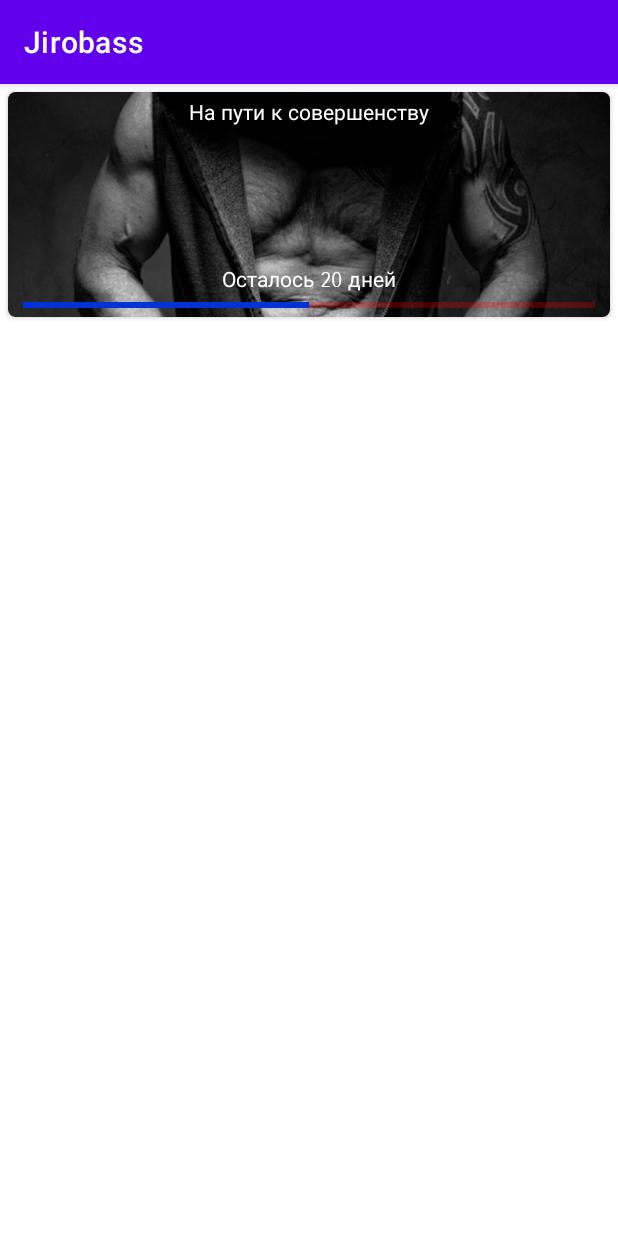
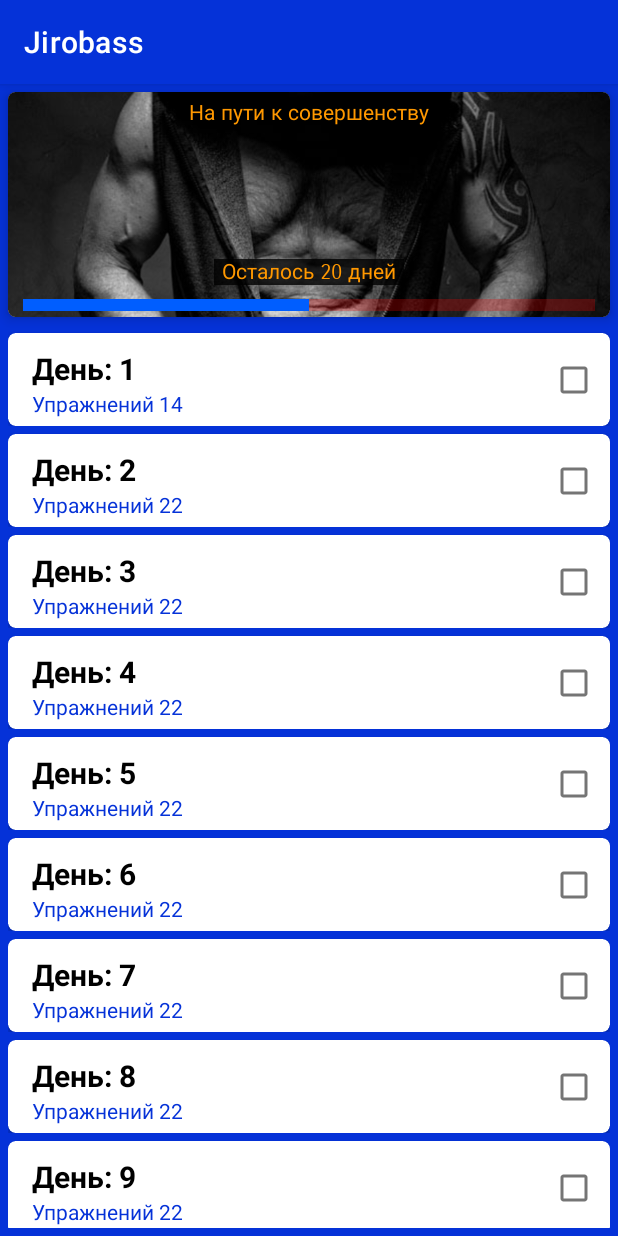
Before and after one commit to Dgryzhkov/Jirobass, an Android app: the screen it shows after launch (MainActivity), on a phone screen of 412 x 824 dp. Run offline under Robolectric (Android 15) with nearby library versions, the phone set to English and light mode, and no system bars.

Commit message:
add list Item Day

```diff
--- a/app/src/main/java/com/example/jirobass/adapters/DaysAdapter.kt
+++ b/app/src/main/java/com/example/jirobass/adapters/DaysAdapter.kt
@@ -20,7 +20,8 @@ class DaysAdapter : ListAdapter<DayModel, DaysAdapter.DayHolder>(MyComparator())
         fun setData(day: DayModel) = with(binding) {
             val name = root.context.getString(R.string.day) + " ${adapterPosition + 1}"
             tvName.text = name
-            val exCounter = day.exercises.split(",").size.toString()
+            val exCounter = root.context.getString(R.string.exercise) + " " +
+                day.exercises.split(",").size.toString()
             tvExCounter.text = exCounter
         }
     }
--- a/app/src/main/java/com/example/jirobass/fragments/DaysFragment.kt
+++ b/app/src/main/java/com/example/jirobass/fragments/DaysFragment.kt
@@ -5,8 +5,11 @@ import androidx.fragment.app.Fragment
 import android.view.LayoutInflater
 import android.view.View
 import android.view.ViewGroup
+import androidx.appcompat.app.AppCompatActivity
+import androidx.recyclerview.widget.LinearLayoutManager
 import com.example.jirobass.R
 import com.example.jirobass.adapters.DayModel
+import com.example.jirobass.adapters.DaysAdapter
 import com.example.jirobass.databinding.FragmentDaysBinding
 
 
@@ -19,6 +22,18 @@ class DaysFragment : Fragment() {
     ): View {
         binding = FragmentDaysBinding.inflate(inflater, container, false)
         return binding.root
+    }
+
+    override fun onViewCreated(view: View, savedInstanceState: Bundle?) {
+        super.onViewCreated(view, savedInstanceState)
+        initRcView()
+    }
+
+    private fun initRcView() = with(binding) {
+        val adapter = DaysAdapter()
+        rcViewDays.layoutManager = LinearLayoutManager(activity as AppCompatActivity)
+        rcViewDays.adapter = adapter
+        adapter.submitList(fillDaysArray())
     }
 
     private fun fillDaysArray(): ArrayList<DayModel> {
--- a/app/src/main/res/layout/fragment_days.xml
+++ b/app/src/main/res/layout/fragment_days.xml
@@ -4,30 +4,33 @@
     xmlns:tools="http://schemas.android.com/tools"
     android:layout_width="match_parent"
     android:layout_height="match_parent"
+    android:background="@color/blue"
     tools:context=".fragments.DaysFragment">
 
-
     <androidx.recyclerview.widget.RecyclerView
-        android:layout_width="match_parent"
+        android:id="@+id/rcViewDays"
+        android:layout_width="0dp"
         android:layout_height="0dp"
         android:layout_margin="5dp"
         app:layout_constraintBottom_toBottomOf="parent"
         app:layout_constraintEnd_toEndOf="parent"
+        app:layout_constraintHorizontal_bias="0.0"
         app:layout_constraintStart_toStartOf="parent"
-        app:layout_constraintTop_toBottomOf="@+id/cardView2" />
+        app:layout_constraintTop_toBottomOf="@+id/cardView"
+        app:layout_constraintVertical_bias="0.0" />
 
     <androidx.cardview.widget.CardView
-        android:id="@+id/cardView2"
+        android:id="@+id/cardView"
         android:layout_width="0dp"
         android:layout_height="150dp"
         android:layout_margin="5dp"
         app:cardCornerRadius="5dp"
+        app:cardElevation="5dp"
         app:layout_constraintEnd_toEndOf="parent"
         app:layout_constraintStart_toStartOf="parent"
         app:layout_constraintTop_toTopOf="parent">
 
         <androidx.constraintlayout.widget.ConstraintLayout
-            android:id="@+id/constraintLayout"
             android:layout_width="match_parent"
             android:layout_height="match_parent">
 
@@ -37,6 +40,7 @@
                 android:layout_height="wrap_content"
                 android:scaleType="centerCrop"
                 android:src="@drawable/fitnes_bg"
+                app:layout_constraintBottom_toBottomOf="parent"
                 app:layout_constraintEnd_toEndOf="parent"
                 app:layout_constraintStart_toStartOf="parent"
                 app:layout_constraintTop_toTopOf="parent" />
@@ -47,23 +51,24 @@
                 android:layout_height="wrap_content"
                 android:layout_marginTop="5dp"
                 android:fontFamily="sans-serif-smallcaps"
-                android:shadowColor="@color/design_default_color_on_secondary"
                 android:text="@string/slogan"
-                android:textColor="@color/white"
-                app:layout_constraintEnd_toEndOf="parent"
-                app:layout_constraintStart_toStartOf="parent"
+                android:textColor="#FF9800"
+                app:layout_constraintEnd_toEndOf="@+id/imageView2"
+                app:layout_constraintStart_toStartOf="@+id/imageView2"
                 app:layout_constraintTop_toTopOf="parent" />
 
             <ProgressBar
                 android:id="@+id/pB"
                 style="?android:attr/progressBarStyleHorizontal"
                 android:layout_width="0dp"
-                android:layout_height="16dp"
+                android:layout_height="wrap_content"
                 android:layout_marginStart="10dp"
                 android:layout_marginEnd="10dp"
                 android:progress="50"
-                android:progressBackgroundTint="#FF0101"
-                app:layout_constraintBottom_toBottomOf="@+id/imageView2"
+                android:progressBackgroundTint="#FF0000"
+                android:progressTint="#005EFF"
+                android:scaleY="2"
+                app:layout_constraintBottom_toBottomOf="parent"
                 app:layout_constraintEnd_toEndOf="@+id/imageView2"
                 app:layout_constraintStart_toStartOf="@+id/imageView2" />
 
@@ -71,15 +76,16 @@
                 android:id="@+id/tvRestDays"
                 android:layout_width="wrap_content"
                 android:layout_height="wrap_content"
+                android:layout_marginBottom="5dp"
+                android:background="#CB000000"
                 android:fontFamily="sans-serif-smallcaps"
+                android:paddingStart="5dp"
+                android:paddingEnd="5dp"
                 android:text="Осталось 20 дней"
-                android:textColor="@color/white"
+                android:textColor="#FF9800"
                 app:layout_constraintBottom_toTopOf="@+id/pB"
                 app:layout_constraintEnd_toEndOf="@+id/pB"
                 app:layout_constraintStart_toStartOf="@+id/pB" />
-
         </androidx.constraintlayout.widget.ConstraintLayout>
-
     </androidx.cardview.widget.CardView>
-
 </androidx.constraintlayout.widget.ConstraintLayout>
--- a/app/src/main/res/values/strings.xml
+++ b/app/src/main/res/values/strings.xml
@@ -2,4 +2,5 @@
     <string name="app_name">Jirobass</string>
     <string name="slogan">На пути к совершенству</string>
     <string name="day">День:</string>
+    <string name="exercise">Упражнений</string>
 </resources>
--- a/app/src/main/res/values/themes.xml
+++ b/app/src/main/res/values/themes.xml
@@ -2,7 +2,7 @@
     <!-- Base application theme. -->
     <style name="Theme.Jirobass" parent="Theme.MaterialComponents.DayNight.DarkActionBar">
         <!-- Primary brand color. -->
-        <item name="colorPrimary">@color/purple_500</item>
+        <item name="colorPrimary">@color/blue</item>
         <item name="colorPrimaryVariant">@color/purple_700</item>
         <item name="colorOnPrimary">@color/white</item>
         <!-- Secondary brand color. -->
```
